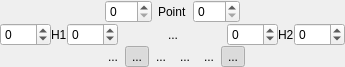
The window that src/widgets/bezierspline_ui.ui (KDE/kdenlive) describes before a commit, drawn with Qt 5.
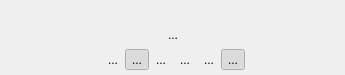
The same window after the commit.

Commit message: Bezier spline widget: use DragValue instead of SpinBoxes, range 0-1 with 3 decimals for increased precision DragValue: enable custom steps

Diff of the .ui file:
```diff
--- a/src/widgets/bezierspline_ui.ui
+++ b/src/widgets/bezierspline_ui.ui
@@ -7,7 +7,7 @@
     <x>0</x>
     <y>0</y>
     <width>345</width>
-    <height>67</height>
+    <height>75</height>
    </rect>
   </property>
   <property name="windowTitle">
@@ -22,6 +22,12 @@
    </property>
    <item row="1" column="0" colspan="9">
     <widget class="QWidget" name="widgetPoint" native="true">
+     <property name="sizePolicy">
+      <sizepolicy hsizetype="Preferred" vsizetype="Maximum">
+       <horstretch>0</horstretch>
+       <verstretch>0</verstretch>
+      </sizepolicy>
+     </property>
      <layout class="QGridLayout" name="gridLayout_2">
       <property name="margin">
        <number>0</number>
@@ -29,7 +35,7 @@
       <property name="spacing">
        <number>0</number>
       </property>
-      <item row="0" column="0" colspan="9">
+      <item row="0" column="0" colspan="7">
        <widget class="QWidget" name="widget" native="true">
         <layout class="QHBoxLayout" name="horizontalLayout">
          <property name="margin">
@@ -49,31 +55,7 @@
           </spacer>
          </item>
          <item>
-          <widget class="QSpinBox" name="spinPX">
-           <property name="toolTip">
-            <string>Point In</string>
-           </property>
-           <property name="maximum">
-            <number>255</number>
-           </property>
-          </widget>
-         </item>
-         <item>
-          <widget class="QLabel" name="label">
-           <property name="text">
-            <string>Point</string>
-           </property>
-          </widget>
-         </item>
-         <item>
-          <widget class="QSpinBox" name="spinPY">
-           <property name="toolTip">
-            <string>Point Out</string>
-           </property>
-           <property name="maximum">
-            <number>255</number>
-           </property>
-          </widget>
+          <layout class="QHBoxLayout" name="layoutP"/>
          </item>
          <item>
           <spacer name="horizontalSpacer_2">
@@ -91,46 +73,7 @@
         </layout>
        </widget>
       </item>
-      <item row="1" column="0">
-       <widget class="QSpinBox" name="spinH1X">
-        <property name="toolTip">
-         <string>Handle 1 X</string>
-        </property>
-        <property name="minimum">
-         <number>-100</number>
-        </property>
-        <property name="maximum">
-         <number>400</number>
-        </property>
-       </widget>
-      </item>
-      <item row="1" column="1">
-       <widget class="QLabel" name="label_2">
-        <property name="toolTip">
-         <string>Handle 1</string>
-        </property>
-        <property name="text">
-         <string>H1</string>
-        </property>
-       </widget>
-      </item>
       <item row="1" column="2">
-       <widget class="QSpinBox" name="spinH1Y">
-        <property name="toolTip">
-         <string>Handle 1 Y</string>
-        </property>
-        <property name="minimum">
-         <number>-100</number>
-        </property>
-        <property name="maximum">
-         <number>400</number>
-        </property>
-        <property name="value">
-         <number>0</number>
-        </property>
-       </widget>
-      </item>
-      <item row="1" column="3">
        <spacer name="horizontalSpacer_3">
         <property name="orientation">
          <enum>Qt::Horizontal</enum>
@@ -143,7 +86,7 @@
         </property>
        </spacer>
       </item>
-      <item row="1" column="4">
+      <item row="1" column="3">
        <widget class="QToolButton" name="buttonLinkHandles">
         <property name="toolTip">
          <string>Link the handles' position.&lt;br /&gt;Results in a natural spline.</string>
@@ -159,7 +102,7 @@
         </property>
        </widget>
       </item>
-      <item row="1" column="5">
+      <item row="1" column="4">
        <spacer name="horizontalSpacer_4">
         <property name="orientation">
          <enum>Qt::Horizontal</enum>
@@ -172,41 +115,11 @@
         </property>
        </spacer>
       </item>
-      <item row="1" column="6">
-       <widget class="QSpinBox" name="spinH2X">
-        <property name="toolTip">
-         <string>Handle 2 X</string>
-        </property>
-        <property name="minimum">
-         <number>-100</number>
-        </property>
-        <property name="maximum">
-         <number>400</number>
-        </property>
-       </widget>
+      <item row="1" column="1">
+       <layout class="QHBoxLayout" name="layoutH1"/>
       </item>
-      <item row="1" column="7">
-       <widget class="QLabel" name="label_3">
-        <property name="toolTip">
-         <string>Handle 2</string>
-        </property>
-        <property name="text">
-         <string>H2</string>
-        </property>
-       </widget>
-      </item>
-      <item row="1" column="8">
-       <widget class="QSpinBox" name="spinH2Y">
-        <property name="toolTip">
-         <string>Handle 2 Y</string>
-        </property>
-        <property name="minimum">
-         <number>-100</number>
-        </property>
-        <property name="maximum">
-         <number>400</number>
-        </property>
-       </widget>
+      <item row="1" column="5">
+       <layout class="QHBoxLayout" name="layoutH2"/>
       </item>
      </layout>
     </widget>
```
The commit also changes 4 other files.
